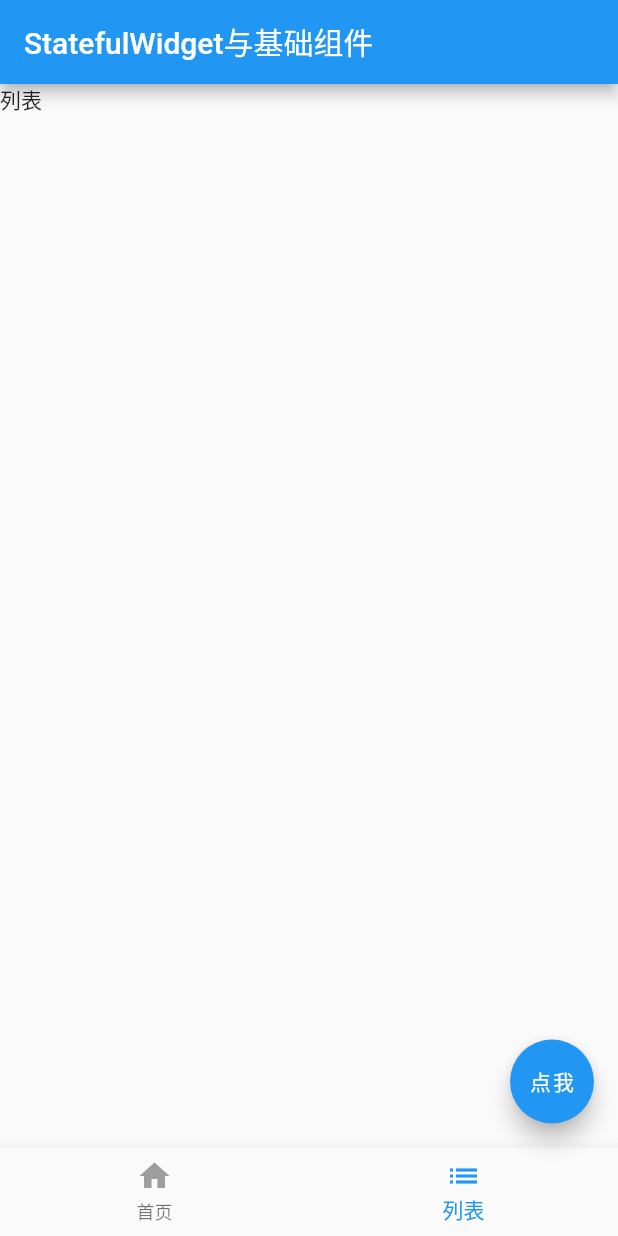
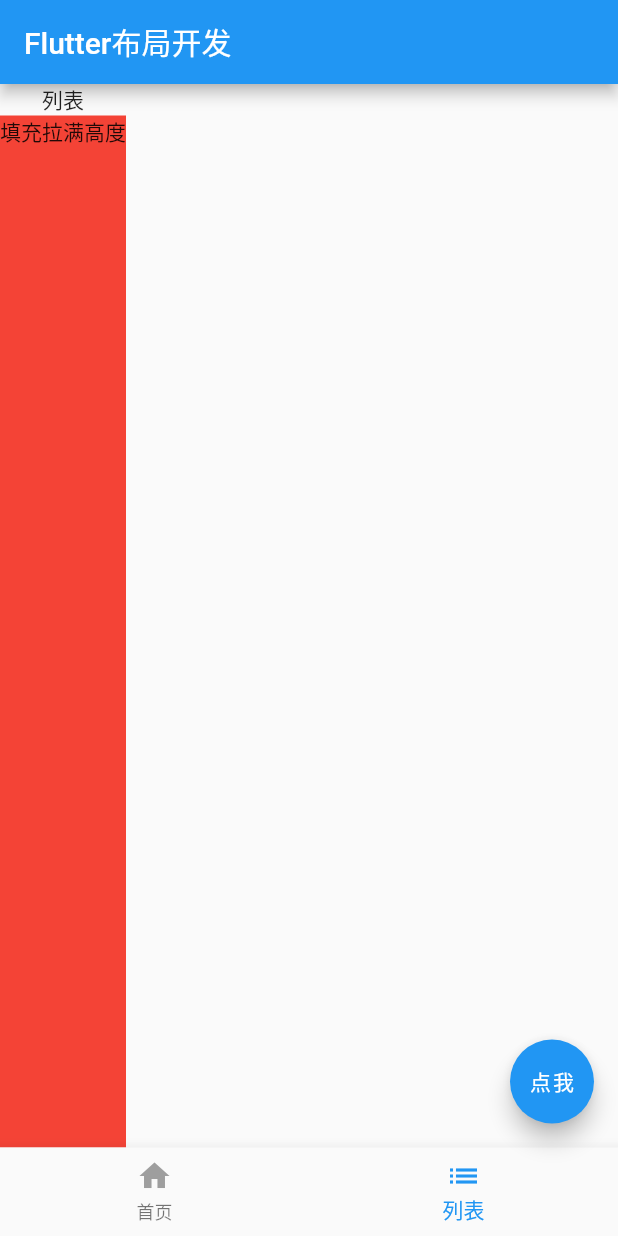
Before and after one commit to helloming86/flutter_demo, a Flutter app: the screen it shows after launch, item 2 of the bottom bar chosen, on a phone screen of 412 x 824 dp. Run offline on Flutter 3.47's test engine with Material 2 defaults, Android fonts, the phone set to English and light mode, and no system bars; missing offline and left inert: flutter_color_plugin; network calls fail.

Commit message:
[feat]Flutter布局

```diff
--- /dev/null
+++ b/lib/demo/flutter_layout_page.dart
@@ -0,0 +1,208 @@
+import 'package:flutter/cupertino.dart';
+import 'package:flutter/material.dart';
+
+class FlutterLayoutPage extends StatefulWidget {
+  @override
+  _FlutterLayoutPageState createState() => _FlutterLayoutPageState();
+}
+
+class _FlutterLayoutPageState extends State<FlutterLayoutPage> {
+  int _currentIndex = 0;
+  @override
+  Widget build(BuildContext context) {
+    TextStyle textStyle = TextStyle(fontSize: 20);
+    return MaterialApp(
+        title: "Flutter布局开发",
+        theme: ThemeData(
+          primarySwatch: Colors.blue,
+        ),
+        home: Scaffold(
+          appBar: AppBar(
+            title: Text("Flutter布局开发"),
+          ),
+          bottomNavigationBar: BottomNavigationBar(
+            currentIndex: _currentIndex,
+            onTap: (index) {
+              setState(() {
+                _currentIndex = index;
+              });
+            },
+            items: [
+              BottomNavigationBarItem(
+                icon: Icon(
+                  Icons.home,
+                  color: Colors.grey,
+                ),
+                activeIcon: Icon(
+                  Icons.home,
+                  color: Colors.blue,
+                ),
+                title: Text("首页"),
+              ),
+              BottomNavigationBarItem(
+                icon: Icon(
+                  Icons.list,
+                  color: Colors.grey,
+                ),
+                activeIcon: Icon(
+                  Icons.list,
+                  color: Colors.blue,
+                ),
+                title: Text("列表"),
+              )
+            ],
+          ),
+          floatingActionButton: FloatingActionButton(
+            onPressed: null,
+            child: Text("点我"),
+          ),
+          body: _currentIndex == 0
+              ? RefreshIndicator(
+                  child: ListView(
+                    children: <Widget>[
+                      Container(
+                        child: Column(
+                          children: <Widget>[
+                            Row(
+                              children: <Widget>[
+                                ClipOval(
+                                  child: SizedBox(
+                                    width: 100,
+                                    height: 100,
+                                    child: Image.network(
+                                      "http://www.devio.org/img/avatar.png",
+                                    ),
+                                  ),
+                                ),
+                                Padding(
+                                  padding: EdgeInsets.all(10),
+                                  child: ClipRRect(
+                                    child: Opacity(
+                                      opacity: 0.6, // 60%透明度
+                                      child: Image.network(
+                                        "http://www.devio.org/img/avatar.png",
+                                      ),
+                                    ),
+                                  ),
+                                ),
+                                Padding(
+                                  padding: EdgeInsets.all(10),
+                                  child: ClipRRect(
+                                    borderRadius:
+                                        BorderRadius.all(Radius.circular(10)),
+                                    child: Opacity(
+                                      opacity: 0.6, // 60%透明度
+                                      child: Image.network(
+                                        "http://www.devio.org/img/avatar.png",
+                                      ),
+                                    ),
+                                  ),
+                                ),
+                              ],
+                            ),
+                            Container(
+                              height: 100,
+                              margin: EdgeInsets.all(10),
+                              child: PhysicalModel(
+                                color: Colors.transparent,
+                                borderRadius: BorderRadius.circular(6),
+                                clipBehavior: Clip.antiAlias, // 抗锯齿
+                                child: PageView(
+                                  children: <Widget>[
+                                    _item("Page1", Colors.deepPurple),
+                                    _item("Page2", Colors.green),
+                                    _item("Page3", Colors.red),
+                                  ],
+                                ),
+                              ),
+                            ),
+                            Column(
+                              children: <Widget>[
+                                FractionallySizedBox(
+                                  widthFactor: 1,
+                                  child: Container(
+                                    decoration: BoxDecoration(
+                                        color: Colors.greenAccent),
+                                    child: Text("宽度撑满"),
+                                  ),
+                                )
+                              ],
+                            ),
+                          ],
+                        ),
+                      ),
+                      Stack(
+                        children: <Widget>[
+                          Image.network(
+                            "http://www.devio.org/img/avatar.png",
+                            width: 100,
+                            height: 100,
+                          ),
+                          Positioned(
+                            left: 0,
+                            bottom: 0,
+                            child: Image.network(
+                              "http://www.devio.org/img/avatar.png",
+                              width: 36,
+                              height: 36,
+                            ),
+                          )
+                        ],
+                      ),
+                      Wrap(
+                        spacing: 8, // 水平间距
+                        runSpacing: 6, // 垂直间距
+                        children: <Widget>[
+                          _chip("Flutter"),
+                          _chip("进阶"),
+                          _chip("实战"),
+                          _chip("携程"),
+                          _chip("APP"),
+                        ],
+                      ),
+                    ],
+                  ),
+                  onRefresh: _handleRefresh)
+              : Column(
+                  children: <Widget>[
+                    Text("列表"),
+                    Expanded(
+                      child: Container(
+                        decoration: BoxDecoration(color: Colors.red),
+                        child: Text("填充拉满高度"),
+                      ),
+                    )
+                  ],
+                ),
+        ));
+  }
+
+  Future<Null> _handleRefresh() async {
+    await Future.delayed(Duration(milliseconds: 200));
+    return null;
+  }
+
+  _item(String title, Color color) {
+    return Container(
+      alignment: Alignment.center,
+      decoration: BoxDecoration(color: color),
+      child: Text(
+        title,
+        style: TextStyle(fontSize: 22, color: Colors.white),
+      ),
+    );
+  }
+
+  _chip(String label) {
+    return Chip(
+      label: Text(label),
+      avatar: CircleAvatar(
+        backgroundColor: Colors.blue.shade900,
+        child: Text(
+          label.substring(0, 1),
+          style: TextStyle(fontSize: 10),
+        ),
+      ),
+    );
+  }
+}
--- a/lib/main.dart
+++ b/lib/main.dart
@@ -1,9 +1,7 @@
 import 'package:flutter/material.dart';
-import 'package:flutter_demo/demo/less_group_page.dart';
-import 'package:flutter_demo/demo/plugin_use.dart';
-import 'package:flutter_demo/demo/stateful_group_page.dart';
+import 'package:flutter_demo/demo/flutter_layout_page.dart';
 
-void main() => runApp(StatefulGroup());
+void main() => runApp(FlutterLayoutPage());
 
 class MyApp extends StatelessWidget {
   // This widget is the root of your application.
```
